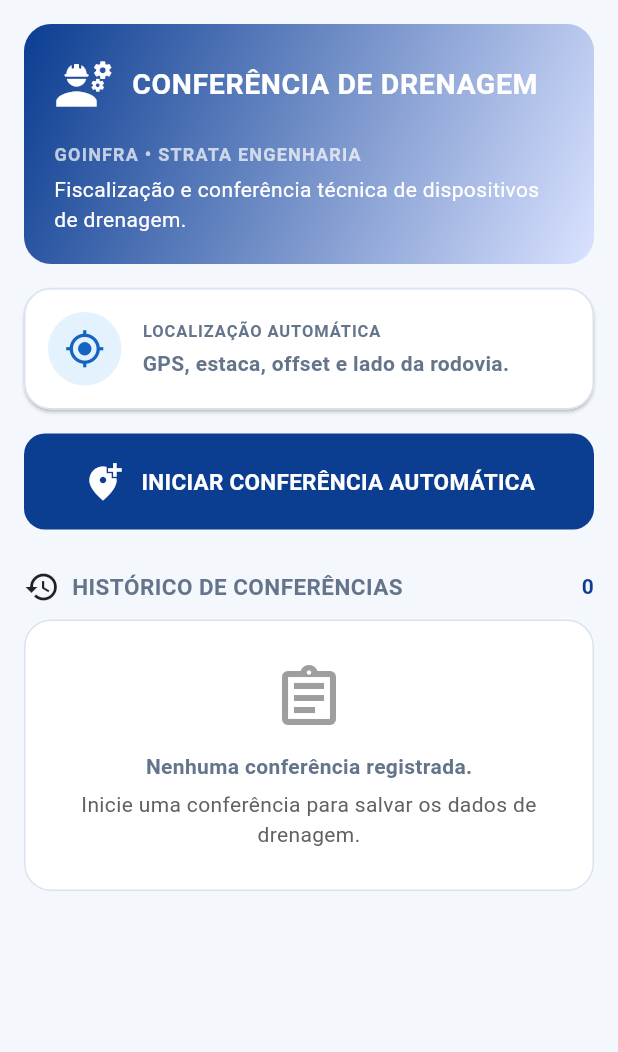
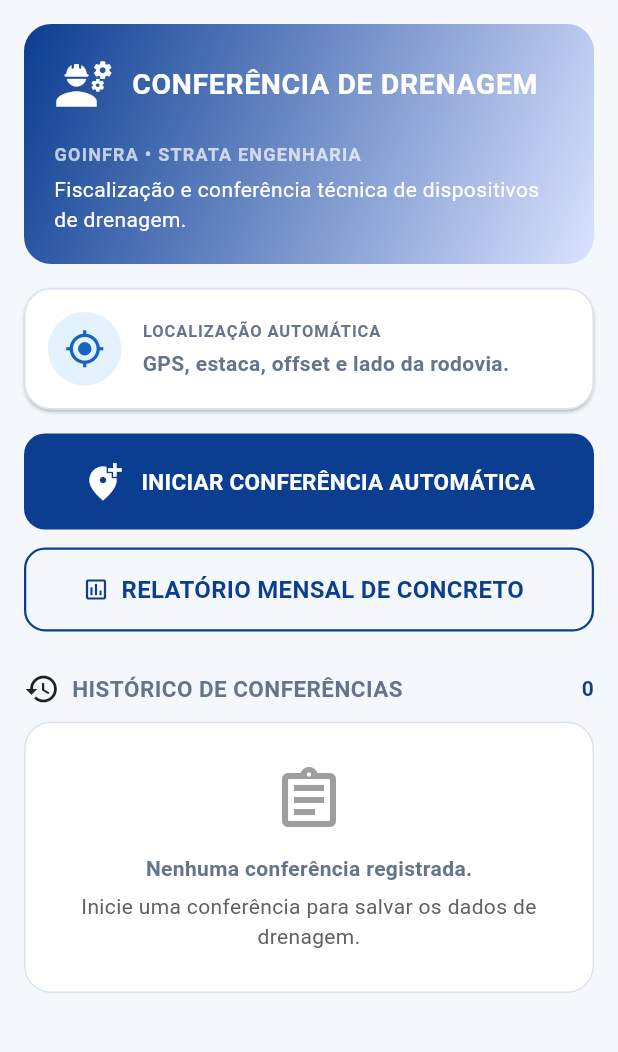
Before and after one commit to danielaureliodacruz8-spec/NOVO-PROJETO-, a Flutter app: the screen it shows after launch, on a phone screen of 412 x 824 dp, the part 84-1136 px from its top. Run offline on Flutter 3.47's test engine with Material 3 defaults, Android fonts, the phone set to English and light mode, and no system bars; our stand-ins replace geolocator, shared_preferences.

Commit message:
Atualizar o conferencia_screen.dart

```diff
--- a/lib/screens/conferencia_screen.dart
+++ b/lib/screens/conferencia_screen.dart
@@ -7,6 +7,7 @@ import '../models/conferencia_registro_model.dart';
 import '../models/drenagem_model.dart';
 import '../services/conferencia_repository.dart';
 import 'localizacao_automatica_screen.dart';
+import 'relatorio_concreto_screen.dart';
 
 class ConferenciaScreen extends StatefulWidget {
   const ConferenciaScreen({super.key});
@@ -49,6 +50,14 @@ class _ConferenciaScreenState extends State<ConferenciaScreen> {
 
       _mostrarMensagem('Erro ao carregar histórico.', erro: true);
     }
+  }
+
+  Future<void> _abrirRelatorio() async {
+    await Navigator.of(context).push(
+      MaterialPageRoute(
+        builder: (_) => const RelatorioConcretoScreen(),
+      ),
+    );
   }
 
   Future<void> _iniciarConferencia() async {
@@ -300,6 +309,8 @@ class _ConferenciaScreenState extends State<ConferenciaScreen> {
               _cardStatusGps(),
               const SizedBox(height: 16),
               _botaoIniciar(),
+              const SizedBox(height: 12),
+              _botaoRelatorio(),
               const SizedBox(height: 26),
               _tituloHistorico(),
               const SizedBox(height: 10),
@@ -448,6 +459,26 @@ class _ConferenciaScreenState extends State<ConferenciaScreen> {
                 ),
               ],
             ),
+    );
+  }
+
+  Widget _botaoRelatorio() {
+    return OutlinedButton.icon(
+      onPressed: _abrirRelatorio,
+      icon: const Icon(Icons.assessment_outlined),
+      label: const Text(
+        'RELATÓRIO MENSAL DE CONCRETO',
+        style: TextStyle(
+          fontWeight: FontWeight.bold,
+          letterSpacing: 0.2,
+        ),
+      ),
+      style: OutlinedButton.styleFrom(
+        minimumSize: const Size(double.infinity, 56),
+        shape: RoundedRectangleBorder(
+          borderRadius: BorderRadius.circular(14),
+        ),
+      ),
     );
   }
 
```
